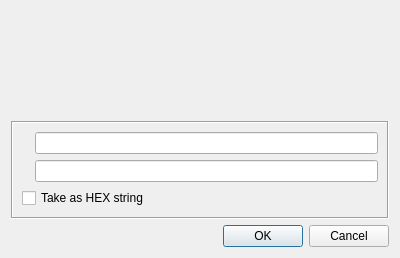
chris2511/xca, file ui/PwDialog.ui: the form before one commit.
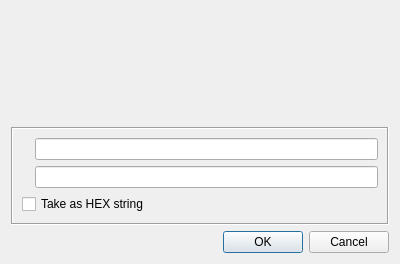
The form after the commit.

```diff
--- a/ui/PwDialog.ui
+++ b/ui/PwDialog.ui
@@ -7,12 +7,12 @@
     <x>0</x>
     <y>0</y>
     <width>400</width>
-    <height>258</height>
+    <height>264</height>
    </rect>
   </property>
-  <layout class="QVBoxLayout" name="verticalLayout_2">
+  <layout class="QVBoxLayout" name="verticalLayout">
    <item>
-    <layout class="QHBoxLayout">
+    <layout class="QHBoxLayout" name="layout">
      <property name="spacing">
       <number>6</number>
      </property>
@@ -35,7 +35,7 @@
       </widget>
      </item>
      <item>
-      <spacer>
+      <spacer name="spc">
        <property name="orientation">
         <enum>Qt::Horizontal</enum>
        </property>
@@ -72,14 +72,13 @@
     </layout>
    </item>
    <item>
-    <widget class="QWidget" name="widget" native="true">
-     <layout class="QVBoxLayout" name="verticalLayout">
+    <widget class="QFrame" name="frame_2">
+     <property name="frameShape">
+      <enum>QFrame::NoFrame</enum>
+     </property>
+     <layout class="QVBoxLayout" name="verticalLayout_2">
       <item>
-       <widget class="QLabel" name="description">
-        <property name="wordWrap">
-         <bool>true</bool>
-        </property>
-       </widget>
+       <widget class="QLabel" name="description"/>
       </item>
      </layout>
     </widget>
```
